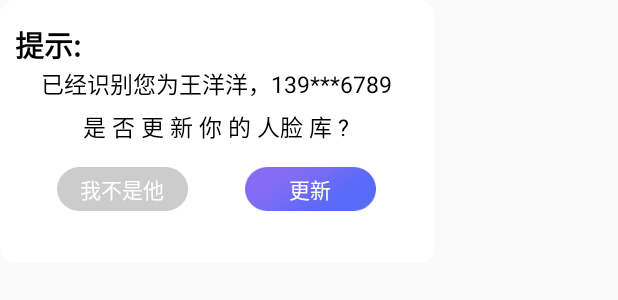
After one commit to qluojieq/YYDRobotCV_Pro, an Android app: the layout custom_same_face_dialog.xml on its own in the app's theme, with its tools: preview values and no code run, on a phone screen of 412 x 824 dp. The commit adds this screen. Shown: the top 300 px of the screen. Run offline under Robolectric (Android 15) with nearby library versions, the phone set to English and light mode, and no system bars.

Commit message:
相同人脸异常检测

```diff
--- a/app/build.gradle
+++ b/app/build.gradle
@@ -7,7 +7,7 @@ android {
         minSdkVersion 23
         targetSdkVersion 27
         versionCode 2
-        versionName "1.1.180724"
+        versionName "1.1.180807"
         multiDexEnabled true
         multiDexEnabled true
 
--- a/app/src/main/java/com/yongyida/yydrobotcv/useralbum/UserDataSupport.java
+++ b/app/src/main/java/com/yongyida/yydrobotcv/useralbum/UserDataSupport.java
@@ -206,6 +206,7 @@ public class UserDataSupport extends ContentProvider {
 
     //获取单个用户，不易频繁启动
     public User getUser(String personId){
+        open();
         User user = new User();
         Cursor cursor = database.query(UserDataHelper.DATABASE_TABLE, allColumns, UserDataHelper.C_ID_PERSON + "= ?", new String[] {personId}, null, null, null);
        if (cursor.getCount()==1){
@@ -221,6 +222,7 @@ public class UserDataSupport extends ContentProvider {
            user.setIdentifyCount(cursor.getString(8));
            user.setTag(cursor.getString(9));
        }
+       close();
         return  user;
     }
 
--- a/app/src/main/java/com/yongyida/yydrobotcv/utils/CommonUtils.java
+++ b/app/src/main/java/com/yongyida/yydrobotcv/utils/CommonUtils.java
@@ -19,7 +19,7 @@ import java.util.regex.Pattern;
 public class CommonUtils {
 
 
-    private static String regPhonNum = "^((13[0-9])|(14[5|7])|(15([0-3]|[5-9]))|(17[013678])|(18[0,5-9]))\\d{8}$";//电话号码
+    private static String regPhonNum = "^((13[0-9])|(14[5|7])|(15([0-3]|[5-9]))|(17[013678])|(18[0,3-9]))\\d{8}$";//电话号码
 
 //    private String regNameRule = "^[(a-zA-Z0-9\\u4e00-\\u9fa5)]{1,6}$";//取名规则（汉字、数字、字母）
 //    private static String regPhonNum = "^((13[0-9])|(14[5|7])|(15([0-3]|[5-9]))|(17[013678])|(18[0,5-9]))\\d{8}$";
--- /dev/null
+++ b/app/src/main/res/layout/custom_same_face_dialog.xml
@@ -0,0 +1,73 @@
+<?xml version="1.0" encoding="utf-8"?>
+<RelativeLayout xmlns:android="http://schemas.android.com/apk/res/android"
+    android:layout_width="289dp"
+    android:layout_height="175dp"
+    android:background="@drawable/dialog_bg">
+
+    <TextView
+        android:textStyle="bold"
+        android:layout_marginTop="15dp"
+        android:layout_marginLeft="10dp"
+        android:layout_width="wrap_content"
+        android:layout_height="wrap_content"
+        android:text="提示:"
+        android:textColor="@color/colorTextBlack"
+        android:textSize="19sp" />
+
+    <RelativeLayout
+        android:layout_width="wrap_content"
+        android:layout_height="wrap_content"
+        android:layout_centerInParent="true">
+
+        <TextView
+            android:layout_marginTop="10dp"
+            android:id="@+id/edit_who_checked_dialog"
+            android:layout_width="wrap_content"
+            android:layout_height="wrap_content"
+            android:text="已经识别您为王洋洋，139***6789"
+            android:textColor="@color/colorTextBlack"
+            android:textSize="15sp" />
+
+        <TextView
+            android:layout_marginTop="5dp"
+            android:layout_below="@id/edit_who_checked_dialog"
+            android:id="@+id/reference_dialog"
+            android:layout_width="wrap_content"
+            android:layout_height="wrap_content"
+            android:layout_centerHorizontal="true"
+            android:text="是 否 更 新 你 的 人脸 库 ?"
+            android:textColor="@color/colorTextBlack"
+            android:textSize="15sp" />
+
+        <LinearLayout
+            android:layout_width="wrap_content"
+            android:layout_height="wrap_content"
+            android:layout_below="@id/reference_dialog"
+            android:layout_centerHorizontal="true"
+            android:layout_marginTop="15dp">
+
+            <TextView
+                android:id="@+id/cancel_close"
+                android:layout_width="87dp"
+                android:layout_height="29dp"
+                android:background="@mipmap/btn_qx"
+
+                android:gravity="center"
+                android:text="我不是他"
+                android:textColor="@color/colorTextWrite"
+                android:textSize="14sp" />
+
+            <TextView
+                android:id="@+id/cancel_confirm"
+                android:layout_width="87dp"
+                android:layout_height="29dp"
+                android:layout_marginLeft="38dp"
+                android:background="@mipmap/btn_qx1"
+                android:gravity="center"
+                android:text="更新"
+                android:textColor="@color/colorTextWrite"
+                android:textSize="14sp" />
+        </LinearLayout>
+    </RelativeLayout>
+
+</RelativeLayout>
```
Also changed, not shown: app/src/main/java/com/yongyida/yydrobotcv/customview/SameFaceWarnDialog.java (added, +82 -0 lines), app/src/main/java/com/yongyida/yydrobotcv/fragment/RegisterCameraFragment.java (+72 -14 lines).
